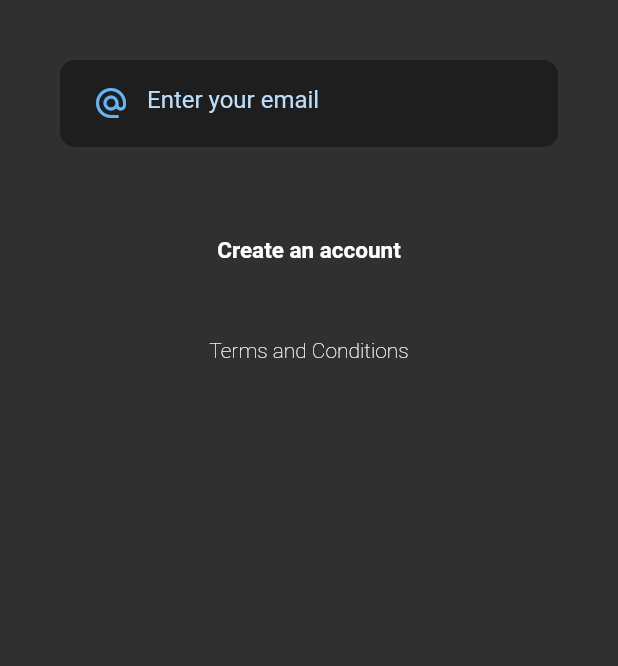
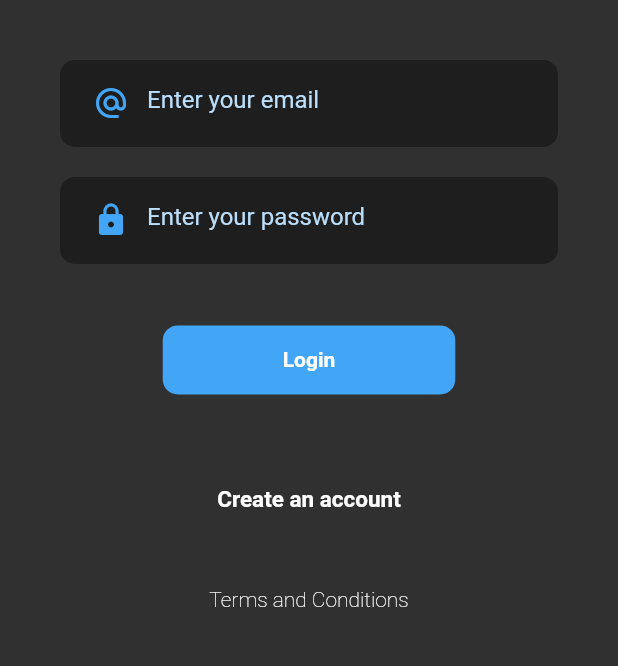
Before and after one commit to juanfranciscocis/Team_Chat, a Flutter app: the screen it shows after launch, on a phone screen of 412 x 824 dp, the part 470-1136 px from its top. Run offline on Flutter 3.47's test engine with Material 2 defaults, Android fonts, the light colour scheme and no system bars.

Commit message:
LOGIN DESIGN, CUSTOM INPUT WITH ARGUMENTS

```diff
--- a/lib/screens/login_screen.dart
+++ b/lib/screens/login_screen.dart
@@ -14,11 +14,11 @@ class LoginScreen extends StatelessWidget{
           mainAxisAlignment: MainAxisAlignment.spaceBetween,
           children: [
 
-            _Logo(), // MAIN LOGO
+            Logo(), // MAIN LOGO
 
             _Form(),
 
-            _Labels(),
+            Labels(),
 
             SizedBox(height: 50,),
             Text('Terms and Conditions', style: TextStyle(fontWeight: FontWeight.w200),),
@@ -36,31 +36,6 @@ class LoginScreen extends StatelessWidget{
 
 
 
-class _Logo extends StatelessWidget {
-  const _Logo({
-    Key? key,
-  }) : super(key: key);
-
-  @override
-  Widget build(BuildContext context) {
-    return Center(
-      child: Padding(
-        padding: const EdgeInsets.only(top: 120),
-        child: Container(
-          width: 200,
-          child: Column(
-            children: [
-              Image(image: AssetImage('assets/tag-logo.png')),
-              SizedBox(height: 20),
-              Text('Team Chat', style: TextStyle(fontSize: 30)),
-            ],
-          ),
-
-        ),
-      ),
-    );
-  }
-}
 
 class _Form extends StatefulWidget {
   const _Form({
@@ -72,6 +47,11 @@ class _Form extends StatefulWidget {
 }
 
 class _FormState extends State<_Form> {
+
+  final emailCtrl = TextEditingController();
+  final passCtrl = TextEditingController();
+
+
   @override
   Widget build(BuildContext context) {
     return Padding(
@@ -80,32 +60,45 @@ class _FormState extends State<_Form> {
         child: Column(
           children:[
 
-            CustomInputWidget()
+            CustomInputWidget(
+              icon: Icons.alternate_email,
+              placeholder: 'Enter your email',
+              textController: emailCtrl,
+              keyboardType: TextInputType.emailAddress,
+              isPassword: false,
+            ),
+
+            SizedBox(height: 20,),
+
+            CustomInputWidget(
+              icon: Icons.lock,
+              placeholder: 'Enter your password',
+              textController: passCtrl,
+              keyboardType: TextInputType.visiblePassword,
+              isPassword: true,
+            ),
+
+            SizedBox(height: 40,),
 
             //TODO: CREATE BUTTON
+            MaterialButton(
+                child: Container(
+                  decoration: BoxDecoration(
+                    color: Colors.blue[400],
+                    borderRadius: BorderRadius.circular(10),
+                  ),
+                  child: Padding(
+                    padding: const EdgeInsets.only(top: 15, bottom: 15, left: 80, right: 80),
+                    child: Text('Login', style: TextStyle(color: Colors.white,fontWeight: FontWeight.bold),),
+                  ),
+                ),
+                onPressed: (){
+                  print(emailCtrl.text);
+                  print(passCtrl.text);
+            })
           ]
         ),
       ),
     );
   }
 }
-
-
-
-class _Labels extends StatelessWidget {
-  const _Labels({
-    Key? key,
-  }) : super(key: key);
-
-  @override
-  Widget build(BuildContext context) {
-    return Container(
-      child: Column(
-        children: [
-          SizedBox(height: 20),
-          Text('Create an account', style: TextStyle(color: Colors.white, fontSize: 15, fontWeight: FontWeight.bold)),
-        ],
-      ),
-    );
-  }
-}
--- a/lib/widgets/login_widgets/custom_input_widget.dart
+++ b/lib/widgets/login_widgets/custom_input_widget.dart
@@ -1,8 +1,23 @@
 import 'package:flutter/material.dart';
 
 class CustomInputWidget extends StatelessWidget {
+
+  final IconData icon;//ICON
+  final String placeholder; //HINT TEXT
+  final TextEditingController textController; //GET INPUT FROM FIELD
+  final TextInputType keyboardType; //KEYBOARD TYPE
+  final bool isPassword; //SHOW INPUT AS PASSWORD
+
+
+
+
   const CustomInputWidget({
     Key? key,
+    required this.icon,
+    required this.placeholder,
+    required this.textController,
+    this.keyboardType = TextInputType.text,
+    required this.isPassword,
   }) : super(key: key);
 
   @override
@@ -13,14 +28,15 @@ class CustomInputWidget extends StatelessWidget {
         color: Colors.black38,
         borderRadius: BorderRadius.circular(10),
       ),
-
       child: TextField(
         autocorrect: false,
-        keyboardType: TextInputType.emailAddress,
+        controller: this.textController,
+        keyboardType: this.keyboardType,
+        obscureText: this.isPassword,
         decoration: InputDecoration(
           border: InputBorder.none,
-          prefixIcon: Icon(Icons.alternate_email, color: Colors.blue[300],),
-          hintText: 'Enter your email',
+          prefixIcon: Icon(this.icon, color: Colors.blue[400],),
+          hintText: this.placeholder,
           hintStyle: TextStyle(color: Colors.blue[100]),
         ),
 
--- /dev/null
+++ b/lib/widgets/login_widgets/label_login_widget.dart
@@ -0,0 +1,19 @@
+
+import 'package:flutter/material.dart';
+class Labels extends StatelessWidget {
+  const Labels({
+    Key? key,
+  }) : super(key: key);
+
+  @override
+  Widget build(BuildContext context) {
+    return Container(
+      child: Column(
+        children: [
+          SizedBox(height: 20),
+          Text('Create an account', style: TextStyle(color: Colors.white, fontSize: 15, fontWeight: FontWeight.bold)),
+        ],
+      ),
+    );
+  }
+}
--- /dev/null
+++ b/lib/widgets/login_widgets/login_logo_widget.dart
@@ -0,0 +1,28 @@
+
+import 'package:flutter/material.dart';
+
+class Logo extends StatelessWidget {
+  const Logo({
+    Key? key,
+  }) : super(key: key);
+
+  @override
+  Widget build(BuildContext context) {
+    return Center(
+      child: Padding(
+        padding: const EdgeInsets.only(top: 120),
+        child: Container(
+          width: 200,
+          child: Column(
+            children: [
+              Image(image: AssetImage('assets/tag-logo.png')),
+              SizedBox(height: 20),
+              Text('Team Chat', style: TextStyle(fontSize: 30)),
+            ],
+          ),
+
+        ),
+      ),
+    );
+  }
+}
--- a/lib/widgets/widgets.dart
+++ b/lib/widgets/widgets.dart
@@ -1 +1,4 @@
+//LOGIN
+export 'package:team_chat/widgets/login_widgets/label_login_widget.dart';
+export 'package:team_chat/widgets/login_widgets/login_logo_widget.dart';
 export 'package:team_chat/widgets/login_widgets/custom_input_widget.dart';
```
